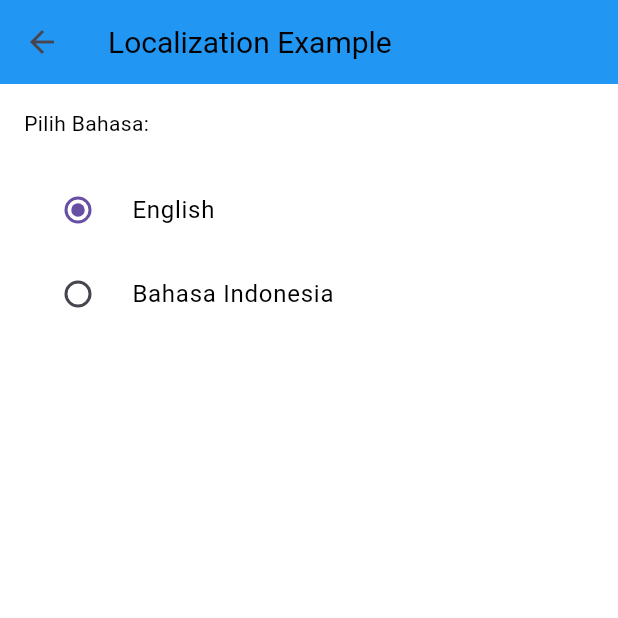
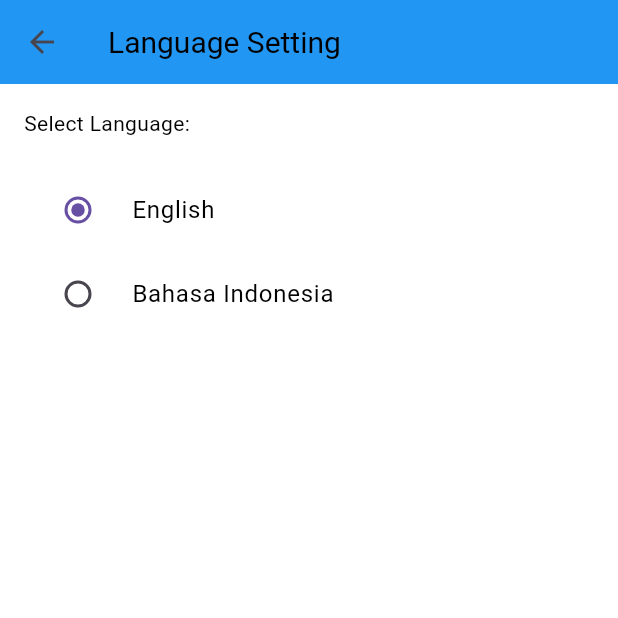
Before and after one commit to EgoEquusFebrianto/applicationenglish, a Flutter app: the LenguageSet screen opened directly, on a phone screen of 412 x 824 dp, the top half of it. Run offline on Flutter 3.47's test engine with Material 3 defaults, Android fonts, the phone set to English and light mode, and no system bars; our stand-ins replace animated_bottom_navigation_bar, cloud_firestore, firebase_auth, firebase_core, flutter_login, font_awesome_flutter and 5 more; missing offline and left inert: translator; accounts and stored records are empty; network calls fail.

Commit message:
this commit from 25/12/2024

```diff
--- a/lib/fitur/profile/LenguageSetting.dart
+++ b/lib/fitur/profile/LenguageSetting.dart
@@ -1,6 +1,7 @@
 import 'package:applicationenglish/fitur/profile/provider/switchProvider.dart';
 import 'package:applicationenglish/MainProviderSystem.dart';
 import 'package:flutter/material.dart';
+import 'package:localization/localization.dart';
 import 'package:provider/provider.dart';
 
 class LenguageSet extends StatelessWidget {
@@ -16,7 +17,7 @@ class LenguageSet extends StatelessWidget {
         backgroundColor: theme.appBarTheme.backgroundColor,
         iconTheme: theme.iconTheme,
         title: Text(
-          'Localization Example',
+          'setLanguage'.i18n(),
           style: theme.appBarTheme.titleTextStyle,
         ),
       ),
@@ -27,7 +28,7 @@ class LenguageSet extends StatelessWidget {
           crossAxisAlignment: CrossAxisAlignment.start,
           children: [
             Text(
-              'Pilih Bahasa:',
+              'setLanguage_info'.i18n(),
               style: TextStyle(color: theme.primaryColor),
             ),
             const SizedBox(height: 20),
--- a/lib/i18n/en_US.json
+++ b/lib/i18n/en_US.json
@@ -53,5 +53,7 @@
     "profile_about_us21": "",
     "profile_contact": "Contact Person",
     "profile_contact_info": "Here is our contact information for further inquiries:\n\nName: TEAM L\nEmail: MahasiswaSmster5@mikroskil.ac.id\nPhone: 082234548960\n\nPlease feel free to contact us if you have any questions or need further assistance.\n\nThank you.",
-    "tmp_appbarlabel": "Challange"
+    "tmp_appbarlabel": "Challange",
+    "setLanguage": "Language Setting",
+    "setLanguage_info": "Select Language:"
 }
--- a/lib/i18n/id_ID.json
+++ b/lib/i18n/id_ID.json
@@ -53,5 +53,7 @@
     "profile_about_us21": "",
     "profile_contact": "Kontak Persona",
     "profile_contact_info": "Berikut adalah informasi kontak kami untuk pertanyaan lebih lanjut:\n\nNama: TIM L\nEmail: MahasiswaSmster5@mikroskil.ac.id\nTelepon: 082234548960\n\nJangan ragu untuk menghubungi kami jika Anda memiliki pertanyaan atau membutuhkan bantuan lebih lanjut.\n\nTerima kasih.",
-    "tmp_appbarlabel": "Tantangan"
+    "tmp_appbarlabel": "Tantangan",
+    "setLanguage": "Pengaturan Bahasa",
+    "setLanguage_info": "Pilih Bahasa:"
 }
```
